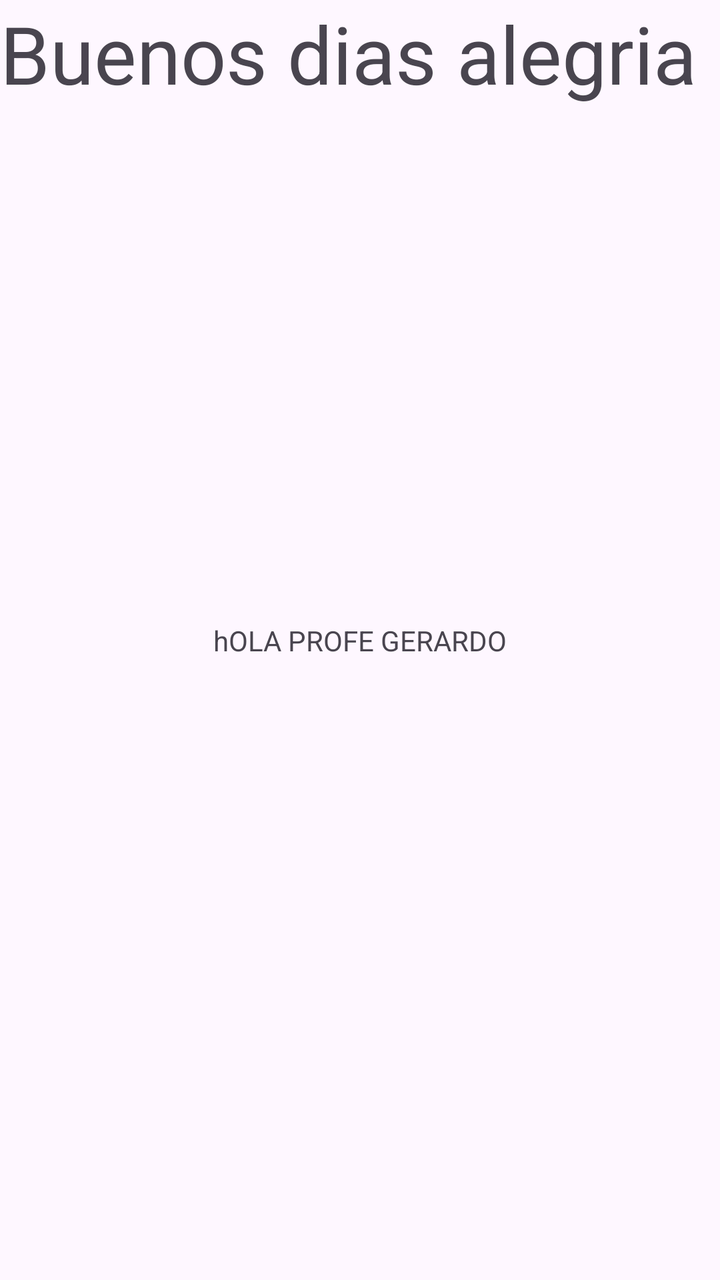
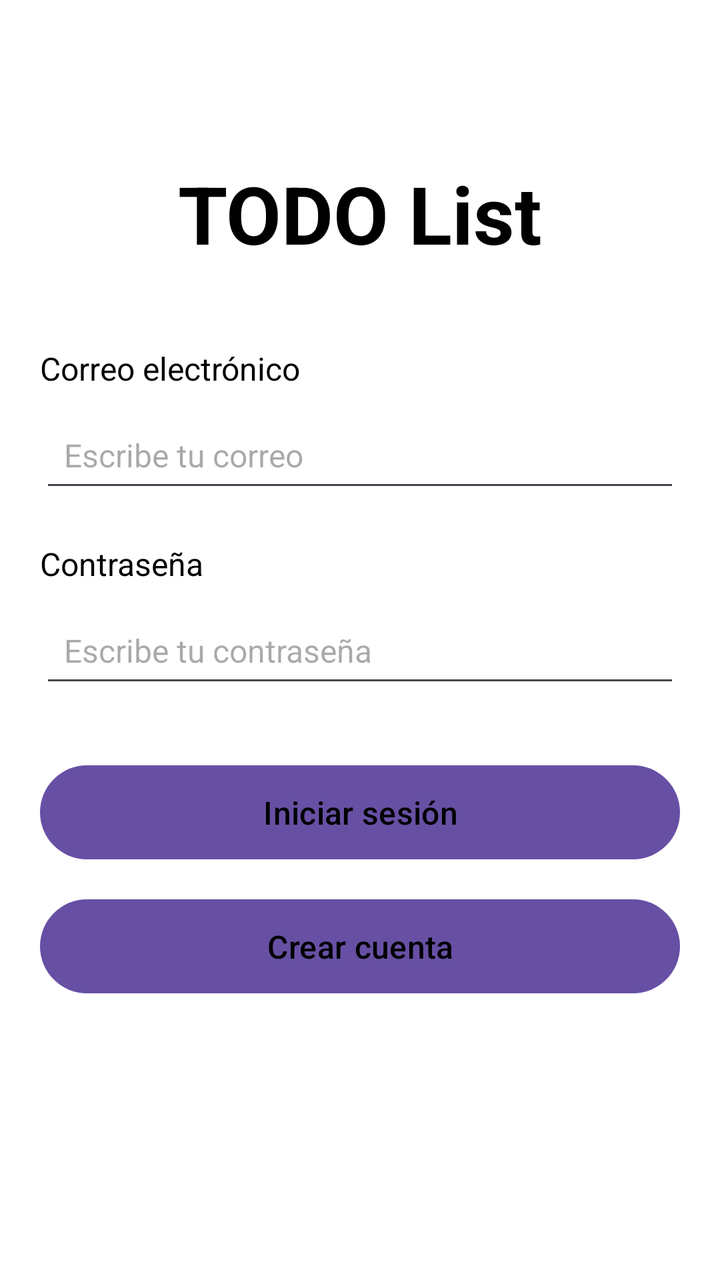

An Android layout rendered at two revisions. The XML below is the earlier revision; the diff shows what the commit changed to produce the second picture.
<!-- AndroidManifest.xml: application theme Theme.TodoLIST -->
<!-- res/layout/activity_main.xml -->
<?xml version="1.0" encoding="utf-8"?>
<androidx.constraintlayout.widget.ConstraintLayout xmlns:android="http://schemas.android.com/apk/res/android"
    xmlns:app="http://schemas.android.com/apk/res-auto"
    xmlns:tools="http://schemas.android.com/tools"
    android:id="@+id/main"
    android:layout_width="match_parent"
    android:layout_height="match_parent"
    tools:context=".MainActivity">

    <TextView
        android:layout_width="wrap_content"
        android:layout_height="wrap_content"
        android:text="hOLA PROFE GERARDO"
        app:layout_constraintBottom_toBottomOf="parent"
        app:layout_constraintEnd_toEndOf="parent"
        app:layout_constraintStart_toStartOf="parent"
        app:layout_constraintTop_toTopOf="parent" />

    <TextView
        android:layout_width="wrap_content"
        android:layout_height="wrap_content"
        android:text="Buenos dias alegria"
        tools:ignore="MissingConstraints"
        android:textSize="40dp"/>

</androidx.constraintlayout.widget.ConstraintLayout>
<!-- resources referenced by this layout -->
<resources>
  <style name="Theme.TodoLIST" parent="Base.Theme.TodoLIST" />
  <style name="Base.Theme.TodoLIST" parent="Theme.Material3.DayNight.NoActionBar">
          
          
      </style>
</resources>

<!-- the commit's change to res/layout/activity_main.xml (unified diff, before → after) -->
@@ -1,26 +1,82 @@
 <?xml version="1.0" encoding="utf-8"?>
-<androidx.constraintlayout.widget.ConstraintLayout xmlns:android="http://schemas.android.com/apk/res/android"
-    xmlns:app="http://schemas.android.com/apk/res-auto"
+<LinearLayout
+    xmlns:android="http://schemas.android.com/apk/res/android"
     xmlns:tools="http://schemas.android.com/tools"
     android:id="@+id/main"
     android:layout_width="match_parent"
     android:layout_height="match_parent"
-    tools:context=".MainActivity">
+    android:background="#FFFFFF"
+    android:orientation="vertical"
+    android:padding="20dp"
+    tools:context=".LoginActivity">
+
+    
+    <TextView
+        android:id="@+id/txtTitulo"
+        android:layout_width="match_parent"
+        android:layout_height="wrap_content"
+        android:layout_marginTop="60dp"
+        android:layout_marginBottom="40dp"
+        android:gravity="center"
+        android:text="TODO List"
+        android:textColor="#000000"
+        android:textSize="40sp"
+        android:textStyle="bold" />
 
     <TextView
-        android:layout_width="wrap_content"
+        android:layout_width="match_parent"
         android:layout_height="wrap_content"
-        android:text="hOLA PROFE GERARDO"
-        app:layout_constraintBottom_toBottomOf="parent"
-        app:layout_constraintEnd_toEndOf="parent"
-        app:layout_constraintStart_toStartOf="parent"
-        app:layout_constraintTop_toTopOf="parent" />
+        android:text="Correo electrónico"
+        android:textColor="#000000"
+        android:textSize="16sp" />
+
+    <EditText
+        android:id="@+id/edtCorreo"
+        android:layout_width="match_parent"
+        android:layout_height="50dp"
+        android:layout_marginTop="6dp"
+        android:layout_marginBottom="20dp"
+
+        android:hint="Escribe tu correo"
+        android:inputType="textEmailAddress"
+        android:paddingHorizontal="12dp"
+        android:textSize="16sp" />
 
     <TextView
-        android:layout_width="wrap_content"
+        android:layout_width="match_parent"
         android:layout_height="wrap_content"
-        android:text="Buenos dias alegria"
-        tools:ignore="MissingConstraints"
-        android:textSize="40dp"/>
+        android:text="Contraseña"
+        android:textColor="#000000"
+        android:textSize="16sp" />
 
-</androidx.constraintlayout.widget.ConstraintLayout>
+    <EditText
+        android:id="@+id/edtContrasena"
+        android:layout_width="match_parent"
+        android:layout_height="50dp"
+        android:layout_marginTop="6dp"
+        android:layout_marginBottom="30dp"
+        android:hint="Escribe tu contraseña"
+        android:inputType="textPassword"
+        android:paddingHorizontal="12dp"
+        android:textSize="16sp" />
+
+    <Button
+        android:id="@+id/btnIniciarSesion"
+        android:layout_width="match_parent"
+        android:layout_height="55dp"
+        android:layout_marginBottom="12dp"
+        android:text="Iniciar sesión"
+        android:textAllCaps="false"
+        android:textColor="#000000"
+        android:textSize="16sp" />
+
+    <Button
+        android:id="@+id/btnCrearCuenta"
+        android:layout_width="match_parent"
+        android:layout_height="55dp"
+        android:text="Crear cuenta"
+        android:textAllCaps="false"
+        android:textColor="#000000"
+        android:textSize="16sp" />
+
+</LinearLayout>
